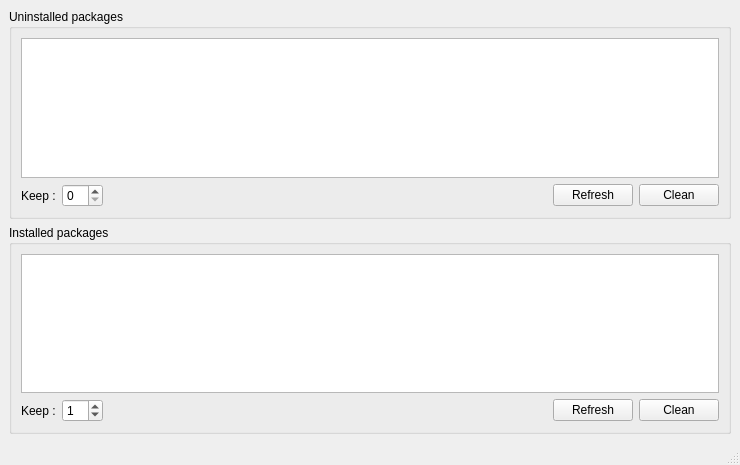
Qt form cachecleaner/ui/cachecleaner.ui (aarnt/octopi) before a commit.
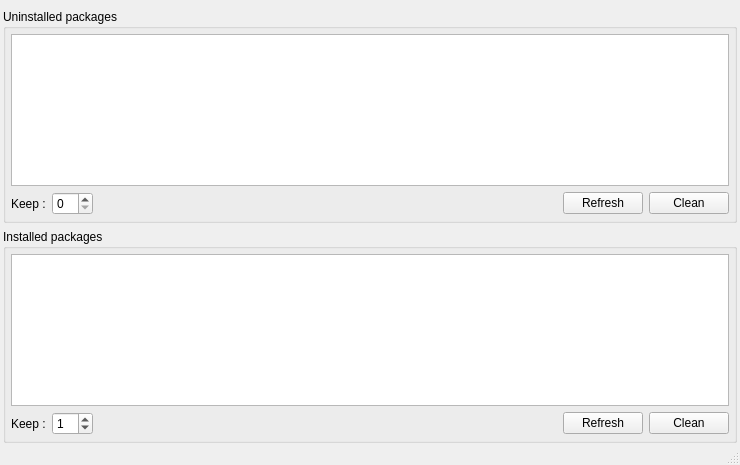
The same form after that commit. Icons and pictures are not drawn.

```diff
--- a/cachecleaner/ui/cachecleaner.ui
+++ b/cachecleaner/ui/cachecleaner.ui
@@ -21,7 +21,22 @@
    <bool>true</bool>
   </property>
   <widget class="QWidget" name="centralwidget">
+   <property name="enabled">
+    <bool>true</bool>
+   </property>
    <layout class="QVBoxLayout" name="verticalLayout">
+    <property name="spacing">
+     <number>6</number>
+    </property>
+    <property name="leftMargin">
+     <number>3</number>
+    </property>
+    <property name="rightMargin">
+     <number>3</number>
+    </property>
+    <property name="bottomMargin">
+     <number>0</number>
+    </property>
     <item>
      <widget class="QGroupBox" name="UninstalledPackagesBox">
       <property name="sizePolicy">
@@ -33,7 +48,22 @@
       <property name="title">
        <string>Uninstalled packages</string>
       </property>
+      <property name="flat">
+       <bool>false</bool>
+      </property>
       <layout class="QVBoxLayout" name="verticalLayout_3">
+       <property name="leftMargin">
+        <number>5</number>
+       </property>
+       <property name="topMargin">
+        <number>5</number>
+       </property>
+       <property name="rightMargin">
+        <number>5</number>
+       </property>
+       <property name="bottomMargin">
+        <number>5</number>
+       </property>
        <item>
         <widget class="QListWidget" name="uninstalledPackagesList"/>
        </item>
@@ -97,6 +127,18 @@
        <string>Installed packages</string>
       </property>
       <layout class="QVBoxLayout" name="verticalLayout_2">
+       <property name="leftMargin">
+        <number>5</number>
+       </property>
+       <property name="topMargin">
+        <number>5</number>
+       </property>
+       <property name="rightMargin">
+        <number>5</number>
+       </property>
+       <property name="bottomMargin">
+        <number>5</number>
+       </property>
        <item>
         <widget class="QListWidget" name="installedPackagesList"/>
        </item>
```
Left out of the diff: 2 changed lines with no effect on the pictures.
